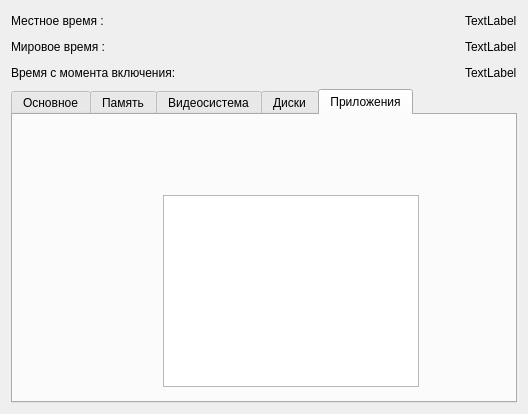
Qt form Utility/mainwindow.ui (GerusAnastasia/Utility) before a commit.
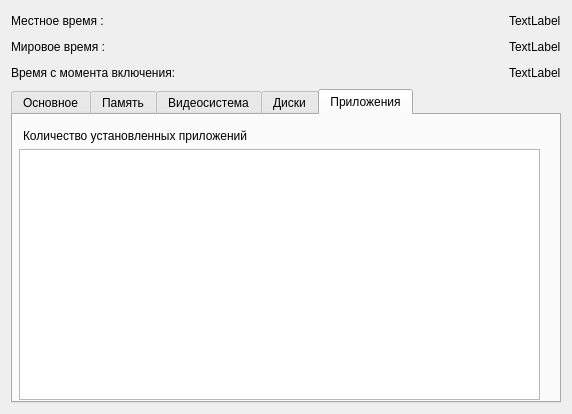
The same form after that commit.

What changed in the file:
```diff
--- a/Utility/mainwindow.ui
+++ b/Utility/mainwindow.ui
@@ -122,6 +122,18 @@
       <property name="enabled">
        <bool>true</bool>
       </property>
+      <property name="minimumSize">
+       <size>
+        <width>550</width>
+        <height>310</height>
+       </size>
+      </property>
+      <property name="baseSize">
+       <size>
+        <width>0</width>
+        <height>0</height>
+       </size>
+      </property>
       <property name="cursor">
        <cursorShape>ArrowCursor</cursorShape>
       </property>
@@ -808,13 +820,39 @@
        <widget class="QTableWidget" name="AppTable">
         <property name="geometry">
          <rect>
-          <x>150</x>
-          <y>80</y>
-          <width>256</width>
-          <height>192</height>
+          <x>6</x>
+          <y>34</y>
+          <width>521</width>
+          <height>251</height>
          </rect>
         </property>
        </widget>
+       <widget class="QLabel" name="label_8">
+        <property name="geometry">
+         <rect>
+          <x>10</x>
+          <y>10</y>
+          <width>341</width>
+          <height>21</height>
+         </rect>
+        </property>
+        <property name="text">
+         <string>Количество установленных приложений</string>
+        </property>
+       </widget>
+       <widget class="QLabel" name="labelAppCount">
+        <property name="geometry">
+         <rect>
+          <x>420</x>
+          <y>10</y>
+          <width>81</width>
+          <height>21</height>
+         </rect>
+        </property>
+        <property name="text">
+         <string/>
+        </property>
+       </widget>
       </widget>
      </widget>
     </item>
```
Left out of the diff: 38 changed lines with no effect on the pictures.
